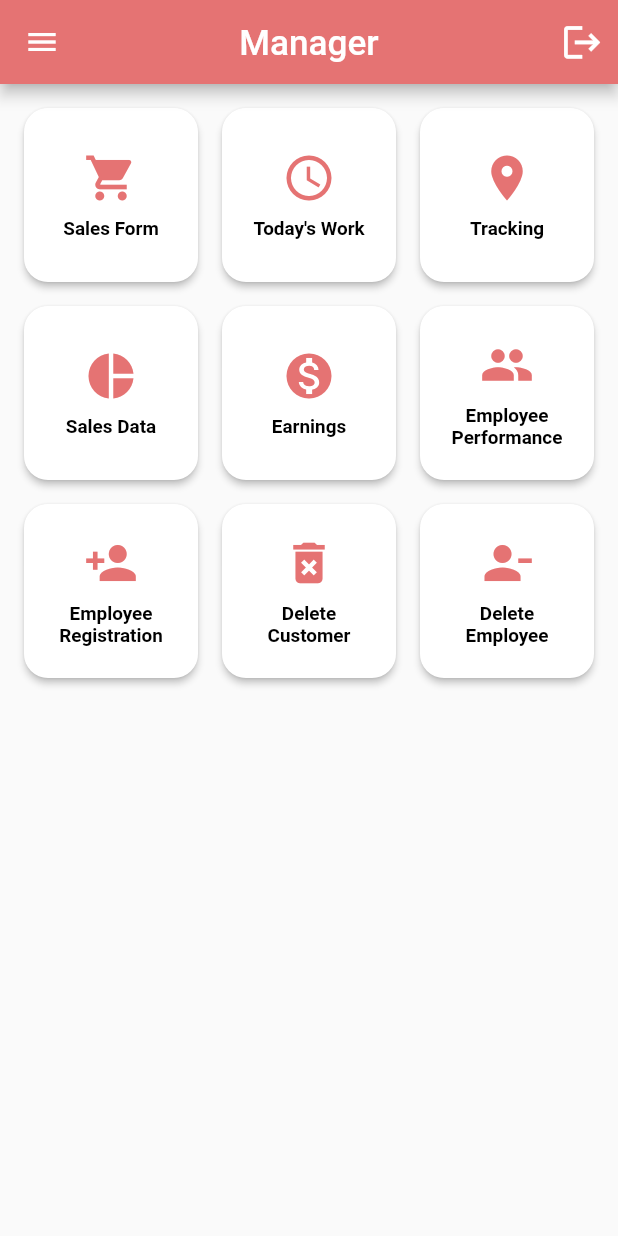
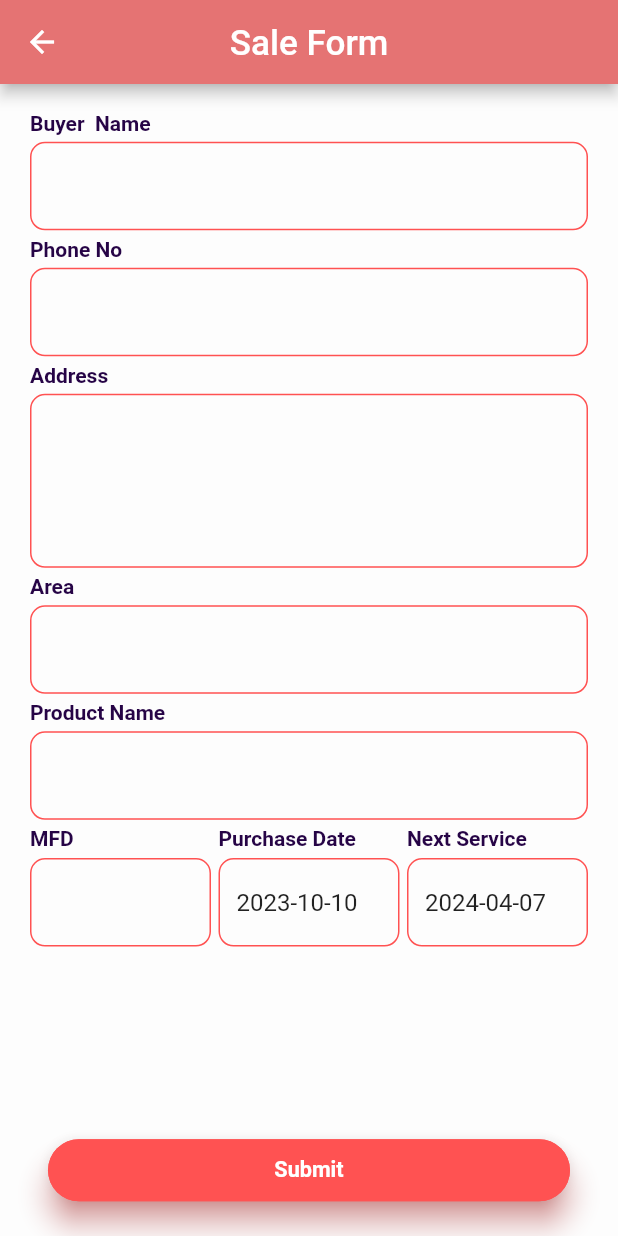
Before and after one commit to shramitgupta/battery_seller_app, a Flutter app: the AdminHomeScreen screen opened directly, after a tap on "Sales Form", on a phone screen of 412 x 824 dp. Run offline on Flutter 3.47's test engine with Material 2 defaults, Android fonts, the phone set to English and light mode, and no system bars; our stand-ins replace cloud_firestore, firebase_auth, firebase_core; accounts and stored records are empty; Roboto replaces fonts that are missing (Gilroy-Bold, Nunito).

Commit message:
sale form done

```diff
--- a/lib/admin_homescreen/admin_homescreen.dart
+++ b/lib/admin_homescreen/admin_homescreen.dart
@@ -1,4 +1,5 @@
 import 'package:battery_service_app/Auth/Admin_auth/adminlogin.dart';
+import 'package:battery_service_app/admin_homescreen/admin_homescreen/admin_salesform.dart';
 import 'package:firebase_auth/firebase_auth.dart';
 import 'package:flutter/cupertino.dart';
 import 'package:flutter/material.dart';
@@ -128,7 +129,12 @@ class _AdminHomeScreenState extends State<AdminHomeScreen> {
               icon: Icons.shopping_cart,
               label: "Sales Form",
               onPressed: () {
-                // Add your action for button 1
+                Navigator.push(
+                  context,
+                  MaterialPageRoute(
+                    builder: (context) => const AdminSalesForm(),
+                  ),
+                );
               },
             ),
             buildGridButton(
--- /dev/null
+++ b/lib/admin_homescreen/admin_homescreen/admin_salesform.dart
@@ -0,0 +1,527 @@
+import 'package:battery_service_app/button/submit.dart';
+import 'package:flutter/material.dart';
+import 'package:cloud_firestore/cloud_firestore.dart';
+
+class AdminSalesForm extends StatefulWidget {
+  const AdminSalesForm({Key? key}) : super(key: key);
+
+  @override
+  State<AdminSalesForm> createState() => _AdminSalesFormState();
+}
+
+class _AdminSalesFormState extends State<AdminSalesForm> {
+  TextEditingController mfdController = TextEditingController();
+  TextEditingController purchaseDateController = TextEditingController();
+  TextEditingController nextServiceController = TextEditingController();
+  TextEditingController buyernameController = TextEditingController();
+  TextEditingController phonenoController = TextEditingController();
+  TextEditingController addressController = TextEditingController();
+  TextEditingController areaController = TextEditingController();
+  TextEditingController productnameController = TextEditingController();
+
+  bool _isUploading = false;
+  String _uploadMessage = '';
+
+  @override
+  void initState() {
+    super.initState();
+    // Initialize the "Purchase Date" with the current date
+    purchaseDateController.text = DateTime.now().toString().substring(0, 10);
+
+    // Calculate and set the "Next Service" date 6 months from the current date
+    DateTime currentDate = DateTime.now();
+    DateTime nextServiceDate = currentDate.add(Duration(days: 180));
+    nextServiceController.text = nextServiceDate.toString().substring(0, 10);
+  }
+
+  Future<void> _uploadData() async {
+    // Check if any of the required fields are empty
+    if (buyernameController.text.isEmpty ||
+        phonenoController.text.isEmpty ||
+        addressController.text.isEmpty ||
+        areaController.text.isEmpty ||
+        productnameController.text.isEmpty ||
+        mfdController.text.isEmpty ||
+        purchaseDateController.text.isEmpty ||
+        nextServiceController.text.isEmpty) {
+      _showSnackbar('Please fill in all required fields.');
+      return;
+    }
+
+    // Set uploading state
+    setState(() {
+      _isUploading = true;
+    });
+
+    final phoneNumber = phonenoController.text;
+
+    try {
+      // Query Firestore to check if the phone number already exists
+      final existingDocs = await FirebaseFirestore.instance
+          .collection('saledata')
+          .where('phone_no', isEqualTo: phoneNumber)
+          .get();
+
+      // Check if a document with the same phone number already exists
+      if (existingDocs.docs.isNotEmpty) {
+        _showSnackbar('Phone number already used.');
+      } else {
+        // Simulate uploading process (replace with actual Firebase Firestore upload)
+        await Future.delayed(Duration(seconds: 2));
+
+        // Upload data to Firestore (replace with actual Firebase Firestore code)
+        await FirebaseFirestore.instance.collection('saledata').add({
+          'buyer_name': buyernameController.text,
+          'phone_no': phoneNumber,
+          'address': addressController.text,
+          'area': areaController.text,
+          'product_name': productnameController.text,
+          'mfd': mfdController.text,
+          'purchase_date': purchaseDateController.text,
+          'next_service': nextServiceController.text,
+        });
+
+        // Set success message
+        _showSnackbar('Data uploaded successfully!');
+
+        // Delay for a moment to display the success message
+        await Future.delayed(Duration(seconds: 2));
+
+        // Navigate back to the previous screen
+        Navigator.pop(context);
+      }
+    } catch (e) {
+      // Handle any errors that occur during upload
+      _showSnackbar('Error uploading data: $e');
+    } finally {
+      // Reset the uploading state
+      setState(() {
+        _isUploading = false;
+      });
+    }
+  }
+
+  void _showSnackbar(String message) {
+    ScaffoldMessenger.of(context).showSnackBar(
+      SnackBar(
+        content: Text(message),
+        duration: Duration(seconds: 3),
+      ),
+    );
+  }
+
+  @override
+  Widget build(BuildContext context) {
+    final Size size = MediaQuery.of(context).size;
+    final double heightRatio = size.height / 915;
+    final double widthRatio = size.width / 412;
+
+    return Scaffold(
+      resizeToAvoidBottomInset: false,
+      appBar: AppBar(
+        backgroundColor: Colors.red[300],
+        title: Text(
+          "Sale Form",
+          style: TextStyle(
+            fontSize: 26 * widthRatio * heightRatio,
+            color: Colors.white,
+          ),
+        ),
+        centerTitle: true,
+      ),
+      body: Stack(
+        children: [
+          Container(
+            decoration: BoxDecoration(
+              color: Colors.white.withOpacity(0.5),
+            ),
+          ),
+          Padding(
+            padding: EdgeInsets.symmetric(horizontal: 20 * widthRatio),
+            child: Column(
+              crossAxisAlignment: CrossAxisAlignment.start,
+              children: [
+                SizedBox(
+                  height: 20 * heightRatio,
+                ),
+                const Text(
+                  'Buyer  Name',
+                  style: TextStyle(
+                    color: Color(0xFF260446),
+                    fontSize: 14,
+                    fontFamily: 'Nunito',
+                    fontWeight: FontWeight.w700,
+                    height: 0,
+                  ),
+                ),
+                SizedBox(
+                  height: 5 * heightRatio,
+                ),
+                TextFormField(
+                  controller: buyernameController,
+                  decoration: InputDecoration(
+                    border: OutlineInputBorder(
+                      borderSide: const BorderSide(
+                        color: Colors.grey,
+                      ),
+                      borderRadius: BorderRadius.circular(10),
+                    ),
+                    focusedBorder: OutlineInputBorder(
+                      borderSide: const BorderSide(
+                        color: Colors.redAccent,
+                      ),
+                      borderRadius: BorderRadius.circular(10),
+                    ),
+                    enabledBorder: OutlineInputBorder(
+                      borderSide: const BorderSide(
+                        color: Colors.redAccent,
+                      ),
+                      borderRadius: BorderRadius.circular(10),
+                    ),
+                  ),
+                ),
+                SizedBox(
+                  height: 5 * heightRatio,
+                ),
+                const Text(
+                  'Phone No',
+                  style: TextStyle(
+                    color: Color(0xFF260446),
+                    fontSize: 14,
+                    fontFamily: 'Nunito',
+                    fontWeight: FontWeight.w700,
+                    height: 0,
+                  ),
+                ),
+                SizedBox(
+                  height: 5 * heightRatio,
+                ),
+                TextFormField(
+                  controller: phonenoController,
+                  maxLength: 10,
+                  keyboardType: TextInputType.phone,
+                  decoration: InputDecoration(
+                    counter: const Offstage(),
+                    border: OutlineInputBorder(
+                      borderSide: const BorderSide(
+                        color: Colors.grey,
+                      ),
+                      borderRadius: BorderRadius.circular(10),
+                    ),
+                    focusedBorder: OutlineInputBorder(
+                      borderSide: const BorderSide(
+                        color: Colors.redAccent,
+                      ),
+                      borderRadius: BorderRadius.circular(10),
+                    ),
+                    enabledBorder: OutlineInputBorder(
+                      borderSide: const BorderSide(
+                        color: Colors.redAccent,
+                      ),
+                      borderRadius: BorderRadius.circular(10),
+                    ),
+                  ),
+                ),
+                SizedBox(
+                  height: 5 * heightRatio,
+                ),
+                const Text(
+                  'Address',
+                  style: TextStyle(
+                    color: Color(0xFF260446),
+                    fontSize: 14,
+                    fontFamily: 'Nunito',
+                    fontWeight: FontWeight.w700,
+                    height: 0,
+                  ),
+                ),
+                SizedBox(
+                  height: 5 * heightRatio,
+                ),
+                TextFormField(
+                  controller: addressController,
+                  decoration: InputDecoration(
+                    border: OutlineInputBorder(
+                      borderSide: const BorderSide(
+                        color: Colors.grey,
+                      ),
+                      borderRadius: BorderRadius.circular(10),
+                    ),
+                    focusedBorder: OutlineInputBorder(
+                      borderSide: const BorderSide(
+                        color: Colors.redAccent,
+                      ),
+                      borderRadius: BorderRadius.circular(10),
+                    ),
+                    enabledBorder: OutlineInputBorder(
+                      borderSide: const BorderSide(
+                        color: Colors.redAccent,
+                      ),
+                      borderRadius: BorderRadius.circular(10),
+                    ),
+                  ),
+                  style: TextStyle(
+                    fontSize: 16,
+                  ),
+                  maxLines: 4,
+                ),
+                SizedBox(
+                  height: 5 * heightRatio,
+                ),
+                const Text(
+                  'Area',
+                  style: TextStyle(
+                    color: Color(0xFF260446),
+                    fontSize: 14,
+                    fontFamily: 'Nunito',
+                    fontWeight: FontWeight.w700,
+                    height: 0,
+                  ),
+                ),
+                SizedBox(
+                  height: 5 * heightRatio,
+                ),
+                TextFormField(
+                  controller: areaController,
+                  decoration: InputDecoration(
+                    border: OutlineInputBorder(
+                      borderSide: const BorderSide(
+                        color: Colors.grey,
+                      ),
+                      borderRadius: BorderRadius.circular(10),
+                    ),
+                    focusedBorder: OutlineInputBorder(
+                      borderSide: const BorderSide(
+                        color: Colors.redAccent,
+                      ),
+                      borderRadius: BorderRadius.circular(10),
+                    ),
+                    enabledBorder: OutlineInputBorder(
+                      borderSide: const BorderSide(
+                        color: Colors.redAccent,
+                      ),
+                      borderRadius: BorderRadius.circular(10),
+                    ),
+                  ),
+                ),
+                SizedBox(
+                  height: 5 * heightRatio,
+                ),
+                const Text(
+                  'Product Name',
+                  style: TextStyle(
+                    color: Color(0xFF260446),
+                    fontSize: 14,
+                    fontFamily: 'Nunito',
+                    fontWeight: FontWeight.w700,
+                    height: 0,
+                  ),
+                ),
+                SizedBox(
+                  height: 5 * heightRatio,
+                ),
+                TextFormField(
+                  controller: productnameController,
+                  decoration: InputDecoration(
+                    border: OutlineInputBorder(
+                      borderSide: const BorderSide(
+                        color: Colors.grey,
+                      ),
+                      borderRadius: BorderRadius.circular(10),
+                    ),
+                    focusedBorder: OutlineInputBorder(
+                      borderSide: const BorderSide(
+                        color: Colors.redAccent,
+                      ),
+                      borderRadius: BorderRadius.circular(10),
+                    ),
+                    enabledBorder: OutlineInputBorder(
+                      borderSide: const BorderSide(
+                        color: Colors.redAccent,
+                      ),
+                      borderRadius: BorderRadius.circular(10),
+                    ),
+                  ),
+                ),
+                SizedBox(
+                  height: 5 * heightRatio,
+                ),
+                Row(
+                  mainAxisSize: MainAxisSize.min,
+                  children: [
+                    Flexible(
+                      child: Column(
+                        crossAxisAlignment: CrossAxisAlignment.start,
+                        children: [
+                          const Text(
+                            'MFD',
+                            style: TextStyle(
+                              color: Color(0xFF260446),
+                              fontSize: 14,
+                              fontFamily: 'Nunito',
+                              fontWeight: FontWeight.w700,
+                            ),
+                          ),
+                          SizedBox(
+                            height: 5,
+                          ),
+                          TextFormField(
+                            controller: mfdController,
+                            decoration: InputDecoration(
+                              border: OutlineInputBorder(
+                                borderSide: const BorderSide(
+                                  color: Colors.grey,
+                                ),
+                                borderRadius: BorderRadius.circular(10),
+                              ),
+                              focusedBorder: OutlineInputBorder(
+                                borderSide: const BorderSide(
+                                  color: Colors.redAccent,
+                                ),
+                                borderRadius: BorderRadius.circular(10),
+                              ),
+                              enabledBorder: OutlineInputBorder(
+                                borderSide: const BorderSide(
+                                  color: Colors.redAccent,
+                                ),
+                                borderRadius: BorderRadius.circular(10),
+                              ),
+                            ),
+                            readOnly: true,
+                            onTap: () {
+                              showDatePicker(
+                                context: context,
+                                initialDate: DateTime.now(),
+                                firstDate: DateTime(1900),
+                                lastDate: DateTime.now(),
+                              ).then((selectedDate) {
+                                if (selectedDate != null) {
+                                  setState(() {
+                                    mfdController.text = selectedDate
+                                        .toString()
+                                        .substring(0, 10);
+                                  });
+                                }
+                              });
+                            },
+                          ),
+                        ],
+                      ),
+                    ),
+                    SizedBox(
+                      width: 5,
+                    ),
+                    Flexible(
+                      child: Column(
+                        crossAxisAlignment: CrossAxisAlignment.start,
+                        children: [
+                          const Text(
+                            'Purchase Date',
+                            style: TextStyle(
+                              color: Color(0xFF260446),
+                              fontSize: 14,
+                              fontFamily: 'Nunito',
+                              fontWeight: FontWeight.w700,
+                              height: 0,
+                            ),
+                          ),
+                          SizedBox(
+                            height: 5,
+                          ),
+                          TextFormField(
+                            controller: purchaseDateController,
+                            decoration: InputDecoration(
+                              border: OutlineInputBorder(
+                                borderSide: const BorderSide(
+                                  color: Colors.grey,
+                                ),
+                                borderRadius: BorderRadius.circular(10),
+                              ),
+                              focusedBorder: OutlineInputBorder(
+                                borderSide: const BorderSide(
+                                  color: Colors.redAccent,
+                                ),
+                                borderRadius: BorderRadius.circular(10),
+                              ),
+                              enabledBorder: OutlineInputBorder(
+                                borderSide: const BorderSide(
+                                  color: Colors.redAccent,
+                                ),
+                                borderRadius: BorderRadius.circular(10),
+                              ),
+                            ),
+                            readOnly: true,
+                          ),
+                        ],
+                      ),
+                    ),
+                    SizedBox(
+                      width: 5,
+                    ),
+                    Flexible(
+                      child: Column(
+                        crossAxisAlignment: CrossAxisAlignment.start,
+                        children: [
+                          const Text(
+                            'Next Service',
+                            style: TextStyle(
+                              color: Color(0xFF260446),
+                              fontSize: 14,
+                              fontFamily: 'Nunito',
+                              fontWeight: FontWeight.w700,
+                              height: 0,
+                            ),
+                          ),
+                          SizedBox(
+                            height: 5,
+                          ),
+                          TextFormField(
+                            controller: nextServiceController,
+                            decoration: InputDecoration(
+                              border: OutlineInputBorder(
+                                borderSide: const BorderSide(
+                                  color: Colors.grey,
+                                ),
+                                borderRadius: BorderRadius.circular(10),
+                              ),
+                              focusedBorder: OutlineInputBorder(
+                                borderSide: const BorderSide(
+                                  color: Colors.redAccent,
+                                ),
+                                borderRadius: BorderRadius.circular(10),
+                              ),
+                              enabledBorder: OutlineInputBorder(
+                                borderSide: const BorderSide(
+                                  color: Colors.redAccent,
+                                ),
+                                borderRadius: BorderRadius.circular(10),
+                              ),
+                            ),
+                            readOnly: true,
+                          ),
+                        ],
+                      ),
+                    ),
+                  ],
+                ),
+                Expanded(
+                  child: Align(
+                    alignment: Alignment.bottomCenter,
+                    child: _isUploading
+                        ? Center(child: CircularProgressIndicator())
+                        : ClickableButton1(
+                            widthRatio: widthRatio,
+                            heightRatio: heightRatio,
+                            onPressed: _uploadData,
+                            // child: Text('Submit'),
+                          ),
+                  ),
+                ),
+              ],
+            ),
+          ),
+        ],
+      ),
+    );
+  }
+}
--- /dev/null
+++ b/lib/button/submit.dart
@@ -0,0 +1,107 @@
+import 'package:flutter/material.dart';
+
+class ClickableButton1 extends StatelessWidget {
+  final double widthRatio;
+  final double heightRatio;
+  final VoidCallback onPressed;
+
+  ClickableButton1({
+    required this.widthRatio,
+    required this.heightRatio,
+    required this.onPressed,
+  });
+
+  @override
+  Widget build(BuildContext context) {
+    return Padding(
+      padding: EdgeInsets.only(bottom: 22 * heightRatio),
+      child: TextButton(
+        onPressed: onPressed,
+        style: TextButton.styleFrom(
+          padding: EdgeInsets.zero,
+          minimumSize: Size(348 * widthRatio, 46 * heightRatio),
+          backgroundColor: Colors.redAccent,
+          shape: RoundedRectangleBorder(
+            borderRadius: BorderRadius.circular(41),
+            side: BorderSide(
+              color: Colors.redAccent,
+              width: 1,
+            ),
+          ),
+          shadowColor: Colors.redAccent,
+          elevation: 8,
+        ),
+        child: Text(
+          'Submit',
+          style: TextStyle(
+            //color: const Color(0xFF121212),
+            color: Colors.white,
+            fontSize: 16 * widthRatio * heightRatio,
+            fontFamily: 'Gilroy-Bold',
+            fontWeight: FontWeight.bold,
+          ),
+        ),
+      ),
+    );
+  }
+}
+
+// import 'package:flutter/material.dart';
+
+// class ClickableButton1 extends StatelessWidget {
+//   final double widthRatio;
+//   final double heightRatio;
+//   final VoidCallback onPressed;
+
+//   ClickableButton1({
+//     required this.widthRatio,
+//     required this.heightRatio,
+//     required this.onPressed,
+//   });
+
+//   @override
+//   Widget build(BuildContext context) {
+//     return Padding(
+//       padding: EdgeInsets.only(bottom: 22 * heightRatio),
+//       child: Material(
+//         color: Colors.transparent,
+//         child: InkWell(
+//           onTap: onPressed,
+//           borderRadius: BorderRadius.circular(41),
+//           child: Container(
+//             width: 348 * widthRatio,
+//             height: 46 * heightRatio,
+//             padding: EdgeInsets.symmetric(
+//               vertical: 14 * heightRatio,
+//               horizontal: 31 * widthRatio,
+//             ),
+//             clipBehavior: Clip.antiAlias,
+//             decoration: BoxDecoration(
+//               color: Colors.redAccent,
+//               borderRadius: BorderRadius.circular(41),
+//               boxShadow: const [
+//                 BoxShadow(
+//                   color: Color(0xFF1BEB62),
+//                   blurRadius: 8,
+//                   offset: Offset(0, 0),
+//                   spreadRadius: 1,
+//                 ),
+//               ],
+//             ),
+//             child: Center(
+//               child: Text(
+//                 'Submit',
+//                 style: TextStyle(
+//                   color: const Color(0xFF121212),
+//                   fontSize: 16 * widthRatio * heightRatio,
+//                   fontFamily: 'Gilroy-Bold',
+//                   fontWeight: FontWeight.w400,
+//                 ),
+//               ),
+//             ),
+//           ),
+//         ),
+//       ),
+//     );
+//   }
+// }
```
